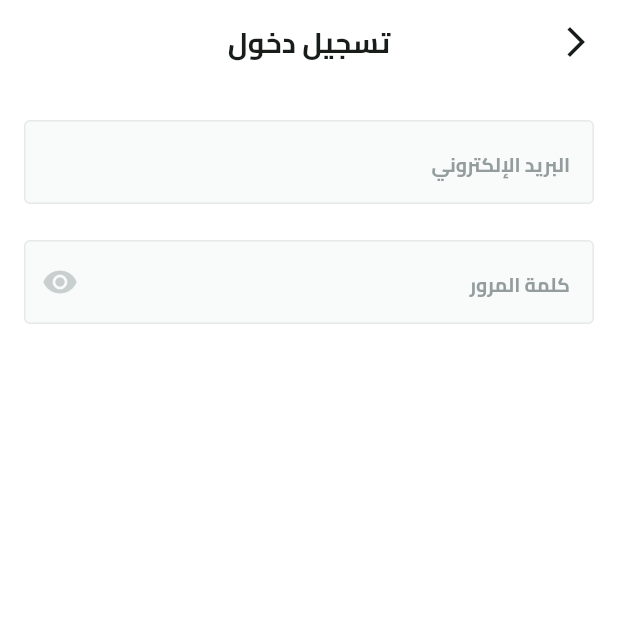
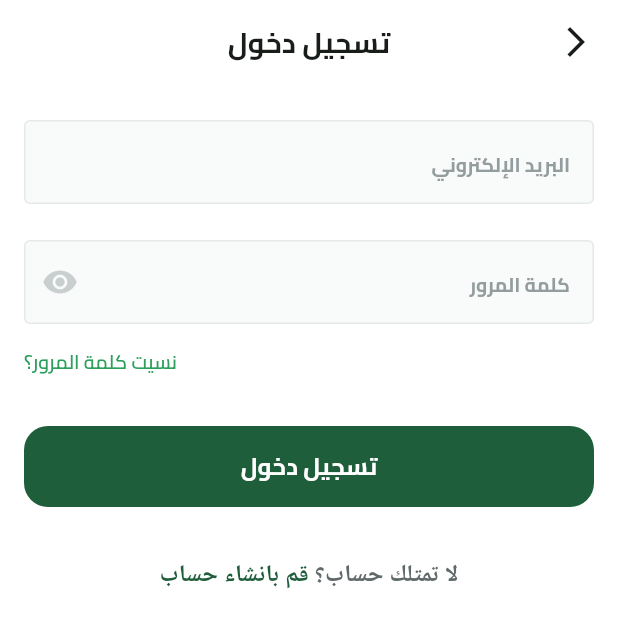
Before and after one commit to Hashem02-it/fruits_app, a Flutter app: the screen it shows after launch, after a tap on "تخط", on a phone screen of 412 x 824 dp. Shown: the top 628 px of the screen. Run offline on Flutter 3.47's test engine with Material 3 defaults, Android fonts, the phone set to English and light mode, and no system bars; our stand-ins replace dots_indicator, flutter_svg, shared_preferences.

Commit message:
login ui cont

```diff
--- a/lib/core/utils/app_colors.dart
+++ b/lib/core/utils/app_colors.dart
@@ -2,5 +2,6 @@ import 'package:flutter/material.dart';
 
 abstract class AppColors {
   static const Color primaryColor = Color(0xFF1F5E3B);
+  static const Color lightprimaryColor = Color(0xFF2D9F5D);
   static const Color seconderyColor = Color(0xFFF4A91F);
 }
--- a/lib/features/auth/presentation/views/widgets/login_view_body.dart
+++ b/lib/features/auth/presentation/views/widgets/login_view_body.dart
@@ -1,5 +1,8 @@
 import 'package:flutter/material.dart';
 import 'package:fruits_app/constants.dart';
+import 'package:fruits_app/core/utils/app_colors.dart';
+import 'package:fruits_app/core/utils/app_text_styles.dart';
+import 'package:fruits_app/widgets/custom_button.dart';
 import 'package:fruits_app/widgets/custom_textfield.dart';
 
 class LoginViewBody extends StatelessWidget {
@@ -29,6 +32,49 @@ class LoginViewBody extends StatelessWidget {
               ),
               hintText: 'كلمة المرور',
             ),
+            SizedBox(
+              height: 16,
+            ),
+            Row(
+              mainAxisAlignment: MainAxisAlignment.end,
+              children: [
+                Text(
+                  'نسيت كلمة المرور؟',
+                  style: TextStyles.semiBold13
+                      .copyWith(color: AppColors.lightprimaryColor),
+                ),
+              ],
+            ),
+            SizedBox(
+              height: 33,
+            ),
+            CustomButton(onPressed: () {}, text: 'تسجيل دخول'),
+            SizedBox(
+              height: 33,
+            ),
+            Text.rich(
+              TextSpan(
+                children: [
+                  TextSpan(
+                    text: 'لا تمتلك حساب؟',
+                    style: TextStyles.semiBold16.copyWith(
+                      color: Color(0xFF616A6B),
+                    ),
+                  ),
+                  TextSpan(
+                    text: ' ',
+                    style: TextStyles.semiBold16.copyWith(
+                      color: Color(0xFF616A6B),
+                    ),
+                  ),
+                  TextSpan(
+                    text: 'قم بانشاء حساب',
+                    style: TextStyles.semiBold16
+                        .copyWith(color: AppColors.primaryColor),
+                  ),
+                ],
+              ),
+            ),
           ],
         ),
       ),
--- a/lib/widgets/custom_button.dart
+++ b/lib/widgets/custom_button.dart
@@ -1,5 +1,6 @@
 import 'package:flutter/material.dart';
 import 'package:fruits_app/core/utils/app_colors.dart';
+import 'package:fruits_app/core/utils/app_text_styles.dart';
 
 class CustomButton extends StatelessWidget {
   const CustomButton({super.key, required this.onPressed, required this.text});
@@ -18,7 +19,7 @@ class CustomButton extends StatelessWidget {
         onPressed: onPressed,
         child: Text(
           text,
-          style: TextStyle(color: Colors.white),
+          style: TextStyles.bold16.copyWith(color: Colors.white),
         ),
       ),
     );
```
